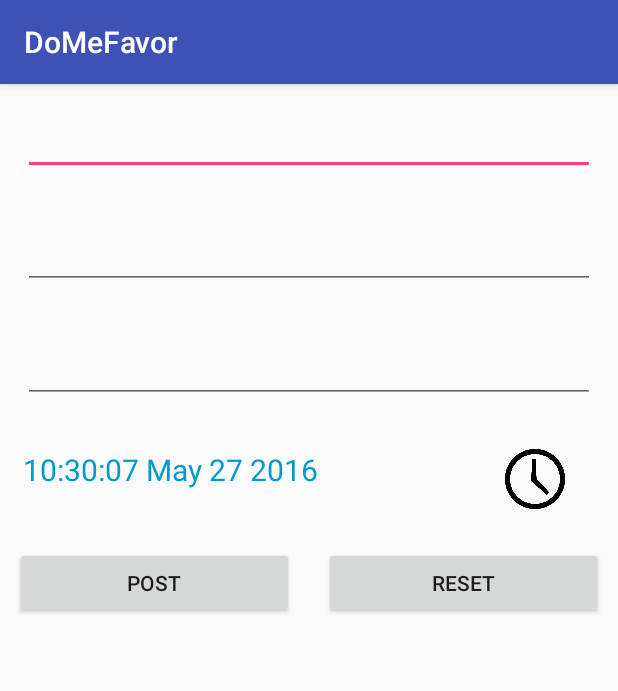
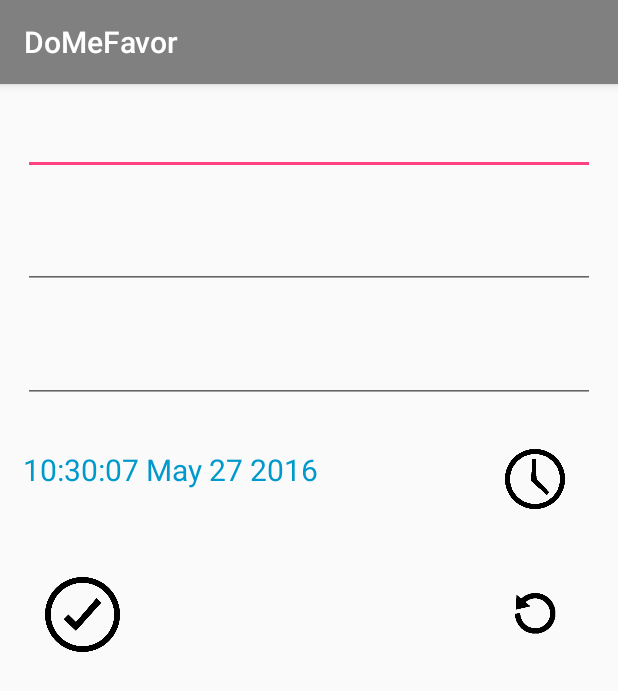
Before and after one commit to dnalwqer/DoMeFavor, an Android app: the NewTaskActivity screen opened directly, with no data from a screen before it, on a phone screen of 412 x 824 dp. Shown: the top 691 px of the screen. Run offline under Robolectric (Android 15) with nearby library versions, the phone set to English and light mode, and no system bars; libraries missing offline, so code that uses them is left out: com.marvinlabs.widget; plain views replace FloatingLabelEditText; 7 statements that could not run were skipped.

Commit message:
change theme

```diff
--- a/app/src/main/java/com/cs165/domefavor/domefavor/NewTaskActivity.java
+++ b/app/src/main/java/com/cs165/domefavor/domefavor/NewTaskActivity.java
@@ -60,6 +60,8 @@
         mCalendar = Calendar.getInstance();
         getTimeStr();
         editTimeBtn.setBackgroundResource(R.drawable.ic_time_change);
+        resetBtn.setBackgroundResource(R.drawable.selector_button_reset);
+        postBtn.setBackgroundResource(R.drawable.selector_button_post);
 
         editTimeBtn.setOnClickListener(new View.OnClickListener(){
             public void onClick(View v){
@@ -94,7 +96,8 @@
 //        Log.d(TAG, "" + nameTextBox.getInputWidgetText());
         mTask.setTaskName("" + nameTextBox.getInputWidgetText());
         mTask.setContent("" + detailTextBox.getInputWidgetText());
-        mTask.setPrice(Double.parseDouble("" + priceTextBox.getInputWidgetText()));
+        if (!priceTextBox.getInputWidgetText().toString().equals(""))
+            mTask.setPrice(Double.parseDouble("" + priceTextBox.getInputWidgetText()));
 
 
         new postTaskAsyncTask().execute();
--- /dev/null
+++ b/app/src/main/res/drawable/selector_button_post.xml
@@ -0,0 +1,7 @@
+<?xml version="1.0" encoding="utf-8"?>
+<selector xmlns:android="http://schemas.android.com/apk/res/android">
+    <item android:state_focused="true" android:drawable="@drawable/ic_check_orange"/>
+    <item android:state_pressed="true" android:drawable="@drawable/ic_check_orange" />
+    <item android:drawable="@drawable/ic_check_black" />
+
+</selector>
--- /dev/null
+++ b/app/src/main/res/drawable/selector_button_reset.xml
@@ -0,0 +1,6 @@
+<?xml version="1.0" encoding="utf-8"?>
+<selector xmlns:android="http://schemas.android.com/apk/res/android">
+    <item android:state_focused="true" android:drawable="@drawable/ic_reset_orange"/>
+    <item android:state_pressed="true" android:drawable="@drawable/ic_reset_orange" />
+    <item android:drawable="@drawable/ic_reset_black" />
+</selector>
--- a/app/src/main/res/layout/activity_newtask.xml
+++ b/app/src/main/res/layout/activity_newtask.xml
@@ -101,27 +101,27 @@
                 />
         </RelativeLayout>
 
-        <LinearLayout
+        <RelativeLayout
             android:layout_width="match_parent"
             android:layout_height="wrap_content"
             android:orientation="horizontal">
 
             <Button
                 android:id="@+id/postButton"
-                android:layout_width="match_parent"
-                android:layout_height="wrap_content"
-                android:layout_margin="10dp"
-                android:layout_weight="1"
-                android:text="@string/button_title_post"/>
+                android:layout_width="50dp"
+                android:layout_height="50dp"
+                android:layout_margin="30dp"
+                android:layout_alignParentStart="true"
+                />
 
             <Button
                 android:id="@+id/resetButton"
-                android:layout_width="match_parent"
-                android:layout_height="wrap_content"
-                android:layout_margin="10dp"
-                android:layout_weight="1"
-                android:text="@string/button_title_reset"/>
-        </LinearLayout>
+                android:layout_width="50dp"
+                android:layout_height="50dp"
+                android:layout_margin="30dp"
+                android:layout_alignParentEnd="true"
+                />
+        </RelativeLayout>
     </LinearLayout>
 
 </ScrollView>
--- a/app/src/main/res/values/colors.xml
+++ b/app/src/main/res/values/colors.xml
@@ -10,5 +10,7 @@
     <color name="btn_bg_pressed_color">#ffacac</color>
     <color name="btn_bg_color">#ff5959</color>
     <color name="black">#000000</color>
+    <color name="gray">#808080</color>
+    <color name="orange">#FFA500</color>
     <color name="transparent">#20000000</color>
 </resources>
--- a/app/src/main/res/values/styles.xml
+++ b/app/src/main/res/values/styles.xml
@@ -3,8 +3,8 @@
     <!-- Base application theme. -->
     <style name="AppTheme" parent="Theme.AppCompat.Light.DarkActionBar">
         <!-- Customize your theme here. -->
-        <item name="colorPrimary">@color/colorPrimary</item>
-        <item name="colorPrimaryDark">@color/colorPrimaryDark</item>
+        <item name="colorPrimary">@color/gray</item>
+        <item name="colorPrimaryDark">@color/gray</item>
         <item name="colorAccent">@color/colorAccent</item>
     </style>
 
```
Also changed, not shown: app/src/main/res/drawable/ic_check_black.png (added), app/src/main/res/drawable/ic_check_orange.png (added), app/src/main/res/drawable/ic_reset_black.png (added), app/src/main/res/drawable/ic_reset_orange.png (added), app/src/main/res/drawable/img_nature1.jpg (deleted), app/src/main/res/drawable/img_nature2.jpg (deleted), app/src/main/res/drawable/img_nature3.jpg (deleted), app/src/main/res/drawable/img_nature4.jpg (deleted), app/src/main/res/drawable/img_nature5.jpg (deleted).
